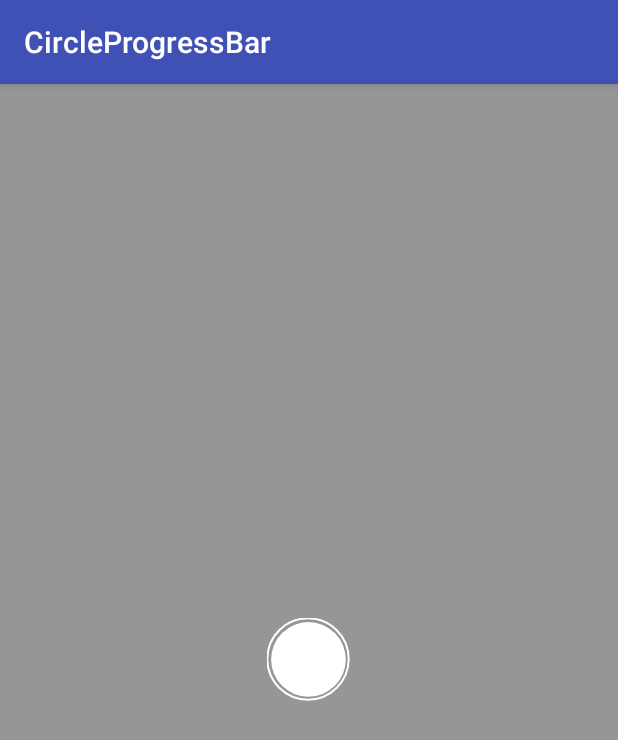
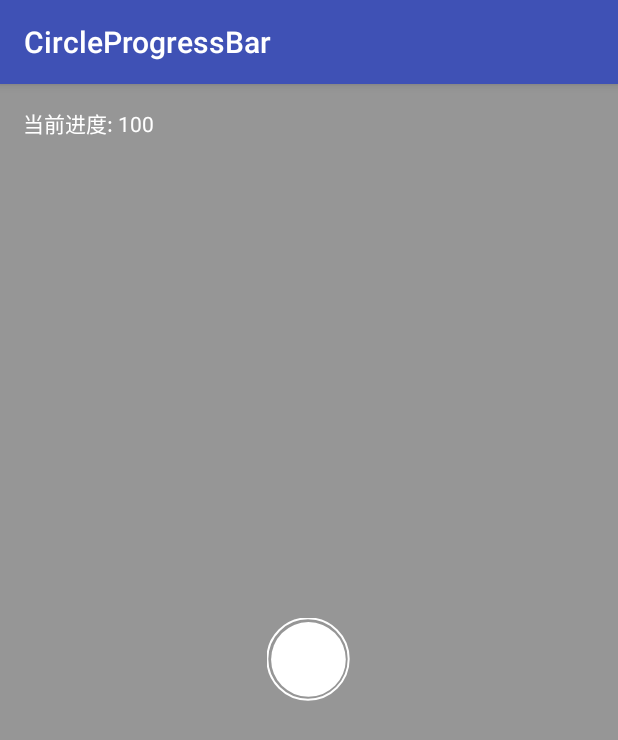
Before and after one commit to hezihaog/CircleAnnulusProgressBar, an Android app: the screen it shows after launch (MainActivity), on a phone screen of 412 x 824 dp. Shown: the top 740 px of the screen. Run offline under Robolectric (Android 15) with nearby library versions, the phone set to English and light mode, and no system bars.

Commit message:
添加进度回调显示。

```diff
--- a/app/src/main/java/com/hzh/circle/annulus/progressbar/MainActivity.java
+++ b/app/src/main/java/com/hzh/circle/annulus/progressbar/MainActivity.java
@@ -1,10 +1,10 @@
 package com.hzh.circle.annulus.progressbar;
 
 import android.animation.ValueAnimator;
+import android.os.Bundle;
 import android.support.v7.app.AppCompatActivity;
-import android.os.Bundle;
-import android.util.Log;
 import android.view.animation.LinearInterpolator;
+import android.widget.TextView;
 
 import com.hzh.circle.annulus.progressbar.widget.CircleAnnulusProgressBar;
 
@@ -16,14 +16,16 @@ public class MainActivity extends AppCompatActivity {
         super.onCreate(savedInstanceState);
         setContentView(R.layout.activity_main);
         final CircleAnnulusProgressBar progressBar = findViewById(R.id.progressBar);
+        final TextView tipText = findViewById(R.id.tipText);
         progressBar.setMax(100);
         progressBar.addOnProgressUpdateListener(new CircleAnnulusProgressBar.OnProgressUpdateListener() {
             @Override
             public void onProgressUpdate(int progress) {
-                Log.d(TAG, "progress ==>".concat(String.valueOf(progress)));
+                tipText.setText("当前进度: ".concat(String.valueOf(progress)));
             }
         });
 
+        //测试进度
         ValueAnimator animator = ValueAnimator.ofInt(0, 100);
         animator.setRepeatMode(ValueAnimator.RESTART);
         animator.setRepeatCount(ValueAnimator.INFINITE);
--- a/app/src/main/java/com/hzh/circle/annulus/progressbar/widget/CircleAnnulusProgressBar.java
+++ b/app/src/main/java/com/hzh/circle/annulus/progressbar/widget/CircleAnnulusProgressBar.java
@@ -20,7 +20,7 @@ import java.util.ArrayList;
  * FileName: CircleAnnulusProgressBar
  * Date: on 2017/12/30  下午3:15
  * Auther: zihe
- * Descirbe:
+ * Descirbe: 仿微博圆环饼形进度进度条
  * Email: hezihao@linghit.com
  */
 
@@ -218,7 +218,8 @@ public class CircleAnnulusProgressBar extends View {
             //当宽高都设置wrapContent时设置我们的默认值
             if (widthMode == MeasureSpec.AT_MOST && heightMode == MeasureSpec.AT_MOST) {
                 setMeasuredDimension(defaultWidth, defaultHeight);
-            } else if (widthMode == MeasureSpec.AT_MOST) {//宽、高任意一个为wrapContent都设置我们默认值
+            } else if (widthMode == MeasureSpec.AT_MOST) {
+                //宽、高任意一个为wrapContent都设置我们默认值
                 setMeasuredDimension(defaultWidth, heightSize);
             } else if (heightMode == MeasureSpec.AT_MOST) {
                 setMeasuredDimension(widthSize, defaultHeight);
@@ -233,10 +234,6 @@ public class CircleAnnulusProgressBar extends View {
         super.onDraw(canvas);
         //获取当前的进度
         int curProgress = getProgress();
-        //回调外面的监听器
-        for (OnProgressUpdateListener listener : mListeners) {
-            listener.onProgressUpdate(curProgress);
-        }
         //越界处理
         if (curProgress < 0) {
             curProgress = 0;
@@ -257,6 +254,10 @@ public class CircleAnnulusProgressBar extends View {
         canvas.drawArc(mRect, -90, angle, true, mPiePaint);
         //还原画布图层
         canvas.restore();
+        //回调进度给外面的监听器
+        for (OnProgressUpdateListener listener : mListeners) {
+            listener.onProgressUpdate(curProgress);
+        }
     }
 
     /**
--- a/app/src/main/res/layout/activity_main.xml
+++ b/app/src/main/res/layout/activity_main.xml
@@ -4,6 +4,15 @@
     android:layout_width="match_parent"
     android:layout_height="match_parent"
     android:background="#66000000">
+
+    <TextView
+        android:id="@+id/tipText"
+        android:layout_width="match_parent"
+        android:layout_height="wrap_content"
+        android:padding="15dp"
+        android:text="当前进度:"
+        android:textColor="#FFFFFF"
+        android:textSize="14sp" />
 
     <com.hzh.circle.annulus.progressbar.widget.CircleAnnulusProgressBar
         android:id="@+id/progressBar"
```
